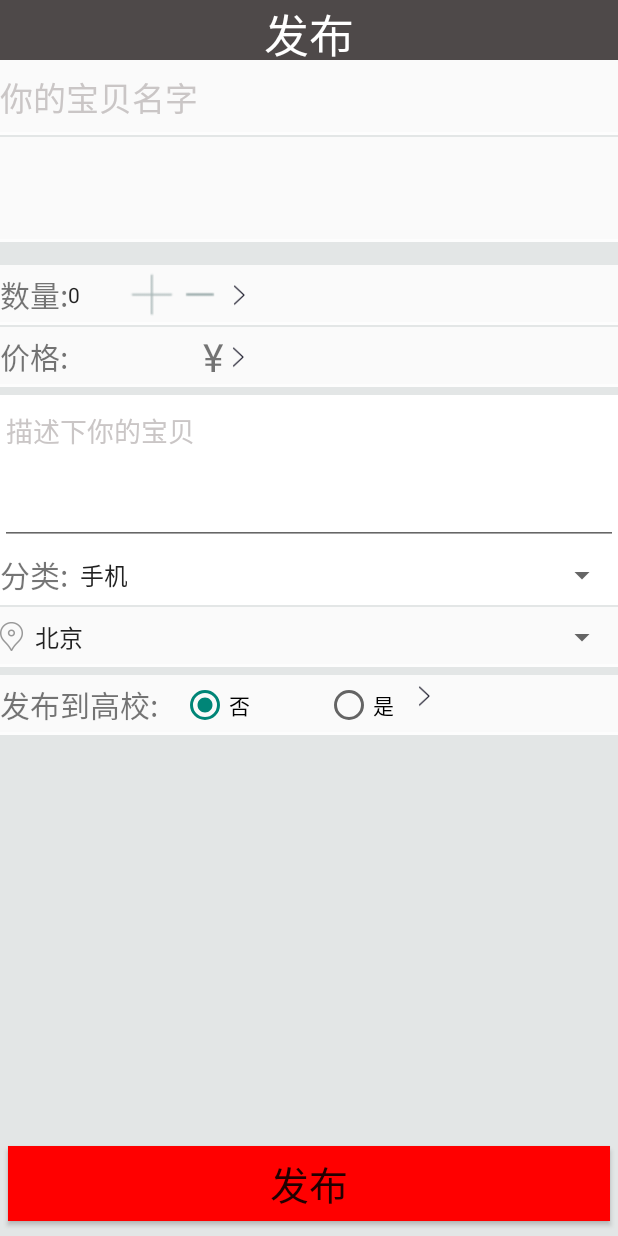
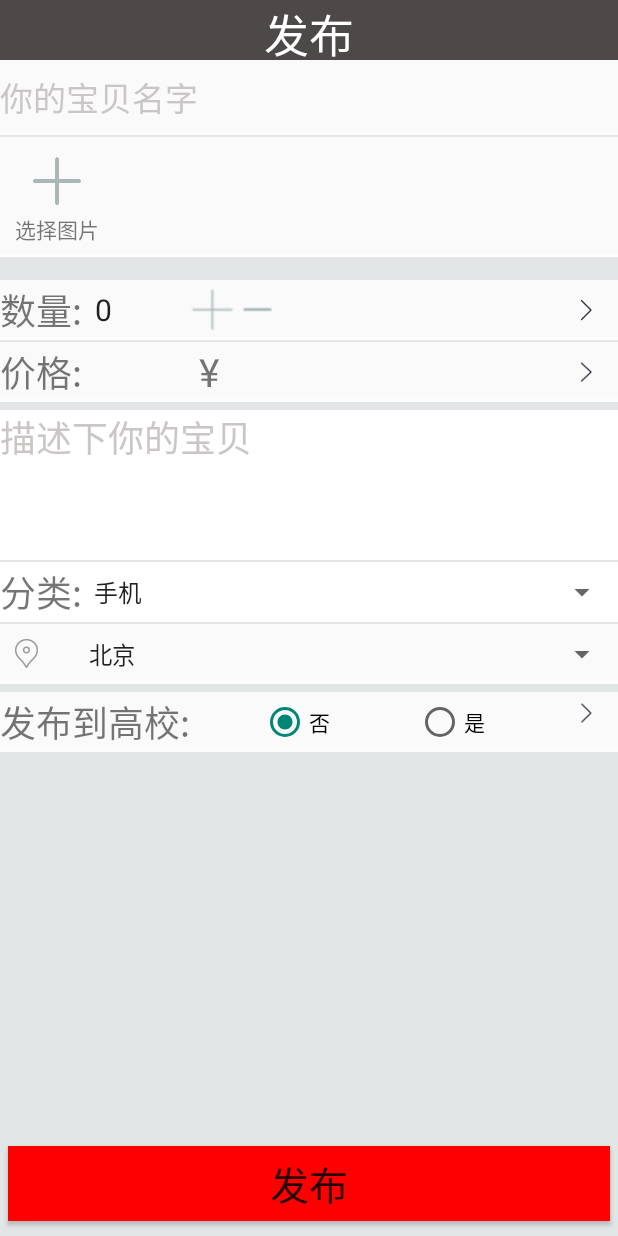
Before and after one commit to liangsheng888/Estore, an Android app: the AddProActivity screen opened directly, with no data from a screen before it, on a phone screen of 412 x 824 dp. Run offline under Robolectric (Android 15) with nearby library versions, the phone set to English and light mode, and no system bars; libraries missing offline, so code that uses them is left out: org.xutils, org.xutils.common, org.xutils.http, org.xutils.x.

Commit message:
author:亮亮 desc:10/15

```diff
--- a/app/src/main/java/com/estore/fragment/FragmentCar.java
+++ b/app/src/main/java/com/estore/fragment/FragmentCar.java
@@ -240,7 +240,7 @@ public class FragmentCar extends Fragment {
             Log.e("FragmentCar","cart"+cart.toString());
 
 
-
+            if(cart!=null)
             tv_price.setText(cart.getProduct().estoreprice + "");
             tv_num.setText(car_numbers.get(position) + "");//
             tv_name.setText(cart.getProduct().name);
--- a/app/src/main/res/layout/activity_add_pro.xml
+++ b/app/src/main/res/layout/activity_add_pro.xml
@@ -28,6 +28,7 @@
             android:layout_width="match_parent"
             android:layout_height="50dp"
             android:hint="你的宝贝名字"
+
             android:textColorHint="#cac6c6"
 
             android:background="@null"
@@ -39,7 +40,7 @@
 
     <LinearLayout
         android:layout_width="match_parent"
-        android:layout_height="70dp"
+        android:layout_height="80dp"
         android:layout_marginTop="1dp"
         android:id="@+id/ll_pho"
         android:layout_below="@id/ll_name"
@@ -47,7 +48,13 @@
         android:gravity="center_vertical"
         android:orientation="horizontal">
 
-
+        <TextView
+            android:id="@+id/tv_choicephoto"
+            android:layout_width="wrap_content"
+            android:layout_marginLeft="10dp"
+            android:layout_height="wrap_content"
+            android:drawableTop="@drawable/add"
+            android:text="选择图片" />
 
         <!--<ImageView
             android:layout_marginLeft="20dp"
@@ -59,13 +66,7 @@
             android:numColumns="3"
             android:layout_width="wrap_content"
             android:layout_height="80dp" />
-        <TextView
-            android:id="@+id/tv_choicephoto"
-            android:layout_width="wrap_content"
-            android:layout_marginLeft="10dp"
-            android:layout_height="wrap_content"
-            android:drawableTop="@drawable/add"
-            android:text="选择图片" />
+
     </LinearLayout>
     <LinearLayout
         android:layout_width="match_parent"
@@ -79,45 +80,62 @@
 
         <TextView
             android:id="@+id/tv_tv"
-            android:layout_width="wrap_content"
+            android:layout_width="0dp"
             android:layout_height="wrap_content"
+            android:layout_weight="1"
+
             android:text="数量:"
-            android:textSize="20dp" />
+            android:textSize="24dp" />
 
 
 
         <EditText
             android:id="@+id/et_pronum"
-            android:layout_width="40dp"
+            android:layout_width="0dp"
+            android:layout_weight="1"
             android:layout_height="40dp"
             android:inputType="number"
+            android:textSize="20sp"
+
+
             android:background="@null"
             style="?android:attr/textViewStyle"
             android:ems="2"
 
             android:singleLine="true" />
-
+        <RelativeLayout
+        android:layout_width="0dp"
+        android:layout_height="wrap_content"
+            android:layout_weight="4"
+            >
             <ImageView
                 android:id="@+id/iv_addOne"
-            android:layout_width="wrap_content"
+                android:layout_width="30dp"
+
                 android:layout_height="30dp"
                 android:src="@drawable/pro_add" />
 
             <ImageView
                 android:id="@+id/iv_subOne"
-            android:layout_width="wrap_content"
+                android:layout_width="30dp"
+                android:layout_toRightOf="@id/iv_addOne"
                 android:layout_height="30dp"
                 android:src="@drawable/jian" />
-        <ImageButton
-            android:layout_width="wrap_content"
-            android:layout_height="20dp"
-            android:layout_marginRight="10dp"
+
+    </RelativeLayout>
 
 
-            android:background="@drawable/ic_arrow_right2"/>
+        <ImageView
+            android:id="@+id/ic_arrow_right"
+            android:layout_width="wrap_content"
+            android:layout_marginRight="10dp"
+            android:layout_height="wrap_content"
+            android:background="@drawable/ic_arrow_right2"
+            />
 
 
     </LinearLayout>
+
 
     <LinearLayout
         android:layout_width="match_parent"
@@ -130,25 +148,30 @@
         >
 
         <TextView
-            android:layout_width="wrap_content"
+            android:layout_width="0dp"
             android:layout_height="wrap_content"
             android:text="价格:"
-            android:textSize="20dp" />
+            android:layout_weight="1"
+            android:textSize="24dp" />
 
         <EditText
             android:id="@+id/et_proPrice"
-            android:layout_width="wrap_content"
+            android:layout_width="0dp"
             android:layout_height="40dp"
             android:background="@null"
+            android:textSize="20sp"
+            android:layout_weight="1"
             style="?android:attr/textViewStyle"
             android:inputType="number"
             android:ems="5" />
 
         <TextView
-            android:layout_width="wrap_content"
+            android:layout_width="0dp"
+            android:layout_weight="4"
             android:layout_height="wrap_content"
             android:layout_marginLeft="10dp"
             android:text="¥"
+
             android:textSize="26dp" />
         <ImageButton
             android:id="@+id/ib"
@@ -173,16 +196,20 @@
             android:layout_width="match_parent"
             android:layout_height="100dp"
             android:hint="描述下你的宝贝"
+
             android:textColorHint="#cac6c6"
+            android:background="@null"
+            android:textSize="24sp"
+            style="?android:attr/textViewStyle"
             android:gravity="top"
             android:lines="3"
-            android:maxLength="200" />
+            />
 
     </LinearLayout>
     <LinearLayout
         android:layout_width="match_parent"
         android:layout_height="wrap_content"
-
+        android:layout_marginTop="1dp"
         android:id="@+id/ll_fenlei"
         android:layout_below="@id/ll_presc"
         android:background="#fff"
@@ -190,7 +217,7 @@
         <TextView
             android:layout_width="wrap_content"
             android:layout_height="wrap_content"
-            android:textSize="20sp"
+            android:textSize="24sp"
             android:text="分类:"/>
 
         <Spinner
@@ -216,13 +243,16 @@
         <ImageButton
             android:layout_width="wrap_content"
             android:layout_height="wrap_content"
+            android:layout_marginLeft="10dp"
             android:background="@drawable/ic_gps_gray"
             android:textSize="20dp" />
 
         <Spinner
             android:id="@+id/sp_proAddress"
-            android:layout_width="match_parent"
+            android:layout_width="0dp"
             android:layout_height="40dp"
+            android:layout_marginLeft="26dp"
+            android:layout_weight="4"
             android:popupBackground="#e5f7f7"
             android:entries="@array/city"></Spinner>
     </LinearLayout>
@@ -236,13 +266,15 @@
         android:layout_below="@id/ll_address"
         android:layout_marginTop="5dp">
         <TextView
-            android:layout_width="wrap_content"
+            android:layout_width="0dp"
             android:layout_height="wrap_content"
-            android:textSize="20dp"
+            android:layout_weight="4"
+            android:textSize="24dp"
             android:text="发布到高校:"/>
         <RadioGroup
             android:id="@+id/rg_isSchool"
-            android:layout_width="wrap_content"
+            android:layout_width="0dp"
+            android:layout_weight="6"
             android:layout_height="wrap_content"
             android:orientation="horizontal"
             android:layout_marginLeft="15dp">
@@ -256,7 +288,7 @@
             <RadioButton
                 android:id="@+id/rb_yes"
                 android:layout_width="0dp"
-                android:layout_marginLeft="50dp"
+                android:layout_marginLeft="10dp"
                 android:layout_height="wrap_content"
                 android:text="是"
                 android:layout_weight="1"/>
@@ -265,12 +297,11 @@
                 android:id="@+id/tv_school_name"
                 android:layout_width="wrap_content"
                 android:layout_height="wrap_content" />
-            <ImageButton
+            <ImageView
                 android:layout_width="wrap_content"
                 android:layout_height="20dp"
-
                 android:layout_marginRight="10dp"
-                android:background="@drawable/ic_arrow_right2"/>>
+                android:src="@drawable/ic_arrow_right2"/>>
         </RadioGroup>
 
     </LinearLayout>
```
Lines whose indentation alone changed are shown as unchanged.
